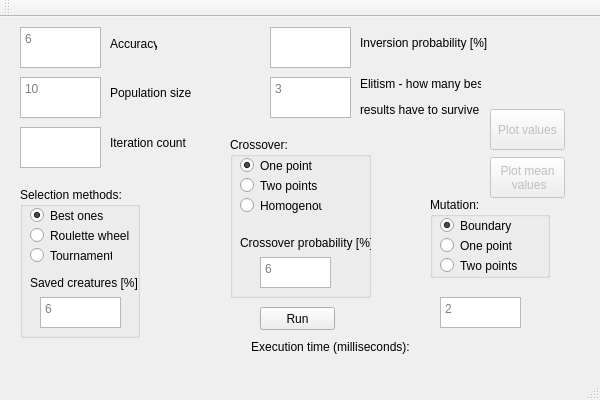
Qt form GenAlgorithm/GenAlgorithm.ui (matgrz/GenAlgorithm) before a commit.
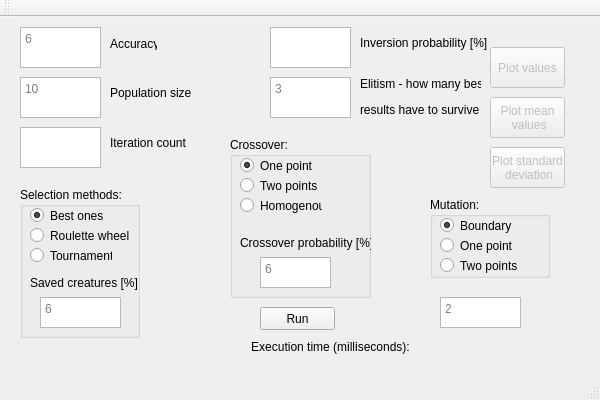
The same form after that commit.

Commit message: Add standard deviation plotting

What changed in the file:
```diff
--- a/GenAlgorithm/GenAlgorithm.ui
+++ b/GenAlgorithm/GenAlgorithm.ui
@@ -400,7 +400,7 @@
     <property name="geometry">
      <rect>
       <x>490</x>
-      <y>92</y>
+      <y>30</y>
       <width>75</width>
       <height>41</height>
      </rect>
@@ -441,7 +441,7 @@
     <property name="geometry">
      <rect>
       <x>490</x>
-      <y>140</y>
+      <y>80</y>
       <width>75</width>
       <height>41</height>
      </rect>
@@ -463,6 +463,35 @@
      <bool>false</bool>
     </property>
    </widget>
+   <widget class="QPushButton" name="pushButtonRunChartStdDev">
+    <property name="enabled">
+     <bool>false</bool>
+    </property>
+    <property name="geometry">
+     <rect>
+      <x>490</x>
+      <y>130</y>
+      <width>75</width>
+      <height>41</height>
+     </rect>
+    </property>
+    <property name="text">
+     <string>Plot standard
+ deviation</string>
+    </property>
+    <property name="checkable">
+     <bool>false</bool>
+    </property>
+    <property name="autoDefault">
+     <bool>false</bool>
+    </property>
+    <property name="default">
+     <bool>false</bool>
+    </property>
+    <property name="flat">
+     <bool>false</bool>
+    </property>
+   </widget>
   </widget>
   <widget class="QMenuBar" name="menuBar">
    <property name="geometry">
```
The commit also changes 4 other files.
